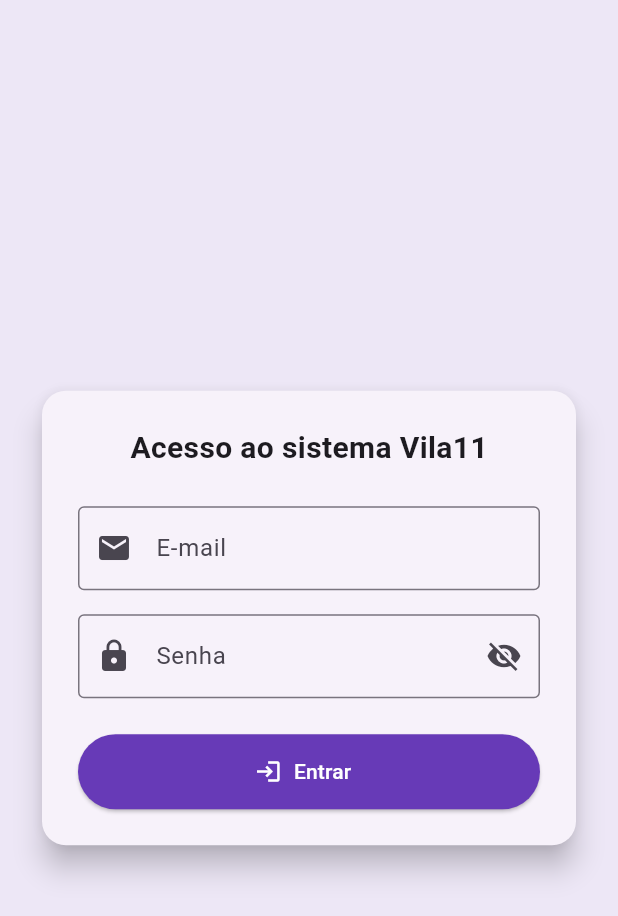
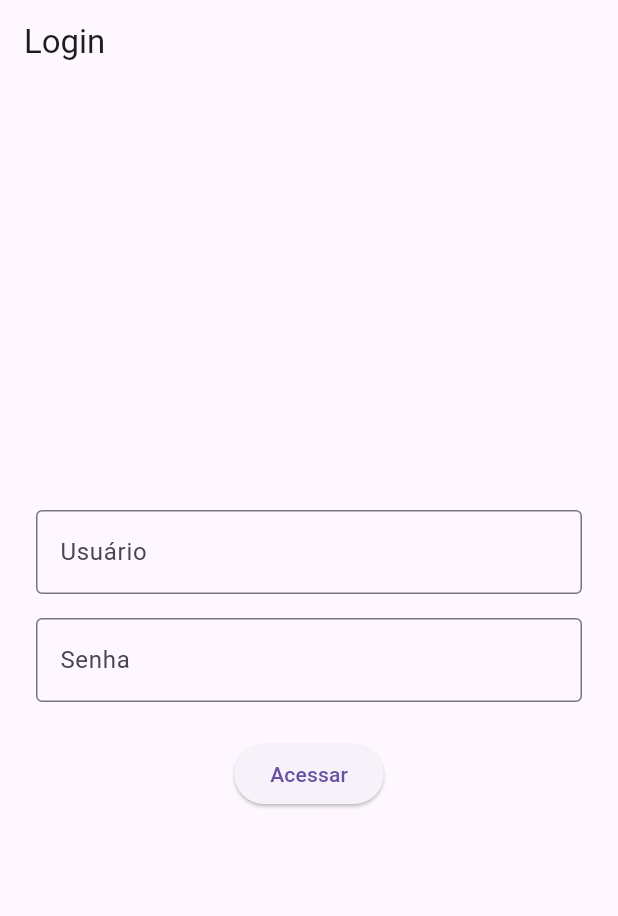
Before and after one commit to ThiagoVila11/app_assinaturainloco, a Flutter app: the screen it shows after launch, on a phone screen of 412 x 824 dp. Shown: the top 916 px of the screen. Run offline on Flutter 3.47's test engine with Material 3 defaults, Android fonts, the light colour scheme and no system bars; our stand-ins replace badges, google_fonts, shared_preferences, table_calendar.

Commit message:
Alterações

```diff
--- a/lib/main.dart
+++ b/lib/main.dart
@@ -1,26 +1,26 @@
 import 'package:flutter/material.dart';
-import 'screens/login_screen.dart';
 import 'package:intl/date_symbol_data_local.dart';
+import 'package:clientes_app/screens/login_screen.dart';
+import 'package:clientes_app/screens/home_screen.dart' as home_screen;
 
 void main() async {
   WidgetsFlutterBinding.ensureInitialized();
-  await initializeDateFormatting('pt_BR', null); // <- Isso é o que resolve
-  runApp(const ClientesApp());
+  await initializeDateFormatting('pt_BR', null); // ou o locale que você usa
+  runApp(const MyApp());
 }
 
-class ClientesApp extends StatelessWidget {
-  const ClientesApp({super.key});
+class MyApp extends StatelessWidget {
+  const MyApp({super.key});
 
   @override
   Widget build(BuildContext context) {
     return MaterialApp(
-      title: 'Assinatura in loco',
-      theme: ThemeData(
-        primarySwatch: Colors.deepPurple,
-        useMaterial3: true,
-      ),
-      home: const LoginScreen(), // 👉 Começa pela tela de login
-      debugShowCheckedModeBanner: false,
+      title: 'Clientes App',
+      theme: ThemeData(primarySwatch: Colors.deepPurple),
+      home: const LoginScreen(),
+      routes: {
+        '/home': (context) => const home_screen.HomeScreen(),
+      },
     );
   }
 }
--- a/lib/screens/login_screen.dart
+++ b/lib/screens/login_screen.dart
@@ -1,25 +1,23 @@
 import 'package:flutter/material.dart';
-import 'home_screen.dart';
 
 class LoginScreen extends StatefulWidget {
-  const LoginScreen({super.key});
+  const LoginScreen({Key? key}) : super(key: key);
 
   @override
   State<LoginScreen> createState() => _LoginScreenState();
 }
 
 class _LoginScreenState extends State<LoginScreen> {
-  final _formKey = GlobalKey<FormState>();
-  final TextEditingController emailController = TextEditingController();
-  final TextEditingController senhaController = TextEditingController();
-  bool senhaVisivel = false;
+  final TextEditingController _usernameController = TextEditingController();
+  final TextEditingController _passwordController = TextEditingController();
 
   void _login() {
-    if (_formKey.currentState!.validate()) {
-      // Aqui você pode conectar com um backend futuramente
-      Navigator.pushReplacement(
-        context,
-        MaterialPageRoute(builder: (_) => const HomeScreen()),
+    if (_usernameController.text.isNotEmpty &&
+        _passwordController.text.isNotEmpty) {
+      Navigator.pushNamed(context, '/home');
+    } else {
+      ScaffoldMessenger.of(context).showSnackBar(
+        const SnackBar(content: Text('Preencha todos os campos')),
       );
     }
   }
@@ -27,76 +25,34 @@ class _LoginScreenState extends State<LoginScreen> {
   @override
   Widget build(BuildContext context) {
     return Scaffold(
-      backgroundColor: Colors.deepPurple[50],
-      body: Center(
-        child: SingleChildScrollView(
+      appBar: AppBar(title: const Text('Login')),
+      body: Padding(
         padding: const EdgeInsets.all(24.0),
-          child: Card(
-            shape:
-                RoundedRectangleBorder(borderRadius: BorderRadius.circular(16)),
-            elevation: 8,
-            child: Padding(
-              padding: const EdgeInsets.all(24.0),
-              child: Form(
-                key: _formKey,
         child: Column(
-                  mainAxisSize: MainAxisSize.min,
+          mainAxisAlignment: MainAxisAlignment.center,
           children: [
-                    const Text(
-                      "Acesso ao sistema Vila11",
-                      style:
-                          TextStyle(fontSize: 20, fontWeight: FontWeight.bold),
+            TextField(
+              controller: _usernameController,
+              decoration: const InputDecoration(
+                labelText: 'Usuário',
+                border: OutlineInputBorder(),
+              ),
+            ),
+            const SizedBox(height: 16),
+            TextField(
+              controller: _passwordController,
+              obscureText: true,
+              decoration: const InputDecoration(
+                labelText: 'Senha',
+                border: OutlineInputBorder(),
+              ),
             ),
             const SizedBox(height: 24),
-                    TextFormField(
-                      controller: emailController,
-                      keyboardType: TextInputType.emailAddress,
-                      decoration: const InputDecoration(
-                        labelText: "E-mail",
-                        prefixIcon: Icon(Icons.email),
-                        border: OutlineInputBorder(),
-                      ),
-                      validator: (value) =>
-                          value!.isEmpty ? "Informe o e-mail" : null,
-                    ),
-                    const SizedBox(height: 16),
-                    TextFormField(
-                      controller: senhaController,
-                      obscureText: !senhaVisivel,
-                      decoration: InputDecoration(
-                        labelText: "Senha",
-                        prefixIcon: const Icon(Icons.lock),
-                        suffixIcon: IconButton(
-                          icon: Icon(senhaVisivel
-                              ? Icons.visibility
-                              : Icons.visibility_off),
-                          onPressed: () {
-                            setState(() {
-                              senhaVisivel = !senhaVisivel;
-                            });
-                          },
-                        ),
-                        border: const OutlineInputBorder(),
-                      ),
-                      validator: (value) =>
-                          value!.isEmpty ? "Informe a senha" : null,
-                    ),
-                    const SizedBox(height: 24),
-                    ElevatedButton.icon(
-                      style: ElevatedButton.styleFrom(
-                        foregroundColor: Colors.white, // muda a cor do texto
-                        backgroundColor: Colors.deepPurple,
-                        minimumSize: const Size.fromHeight(50),
-                      ),
+            ElevatedButton(
               onPressed: _login,
-                      icon: const Icon(Icons.login),
-                      label: const Text("Entrar"),
+              child: const Text('Acessar'),
             ),
           ],
-                ),
-              ),
-            ),
-          ),
         ),
       ),
     );
--- a/lib/services/api_service.dart
+++ b/lib/services/api_service.dart
@@ -3,7 +3,7 @@ import 'package:http/http.dart' as http;
 import '../models/cliente.dart';
 
 class ApiService {
-  static const String baseUrl = 'https://inloco.vila11.com.br/api/clientes';
+  static const String baseUrl = 'http://192.168.3.37:8000/api/clientes';
 
   static Future<List<Cliente>> fetchClientes() async {
     final response = await http.get(Uri.parse(baseUrl));
--- a/lib/services/notificacao_service.dart
+++ b/lib/services/notificacao_service.dart
@@ -3,7 +3,7 @@ import 'package:http/http.dart' as http;
 import '../models/notificacao.dart';
 
 class NotificacaoService {
-  static const String url = 'https://inloco.vila11.com.br/api/notificacoes';
+  static const String url = 'http://192.168.3.37:8000/api/notificacoes/'; //'https://127.0.0.1:8000/api/notificacoes';
 
   static Future<List<Notificacao>> fetchNotificacoes() async {
     final response = await http.get(Uri.parse(url));
--- a/pubspec.yaml
+++ b/pubspec.yaml
@@ -36,6 +36,8 @@ dependencies:
   table_calendar: ^3.0.9
   intl: ^0.18.1
   url_launcher: ^6.2.5
+  shared_preferences: ^2.2.2
+  badges: ^3.1.2
 
 
 dev_dependencies:
```
Also changed, not shown: lib/screens/agenda_screen.dart (+61 -31 lines), lib/screens/home_screen.dart (+78 -12 lines), pubspec.lock, 1 other file. Lines whose indentation alone changed are shown as unchanged.
